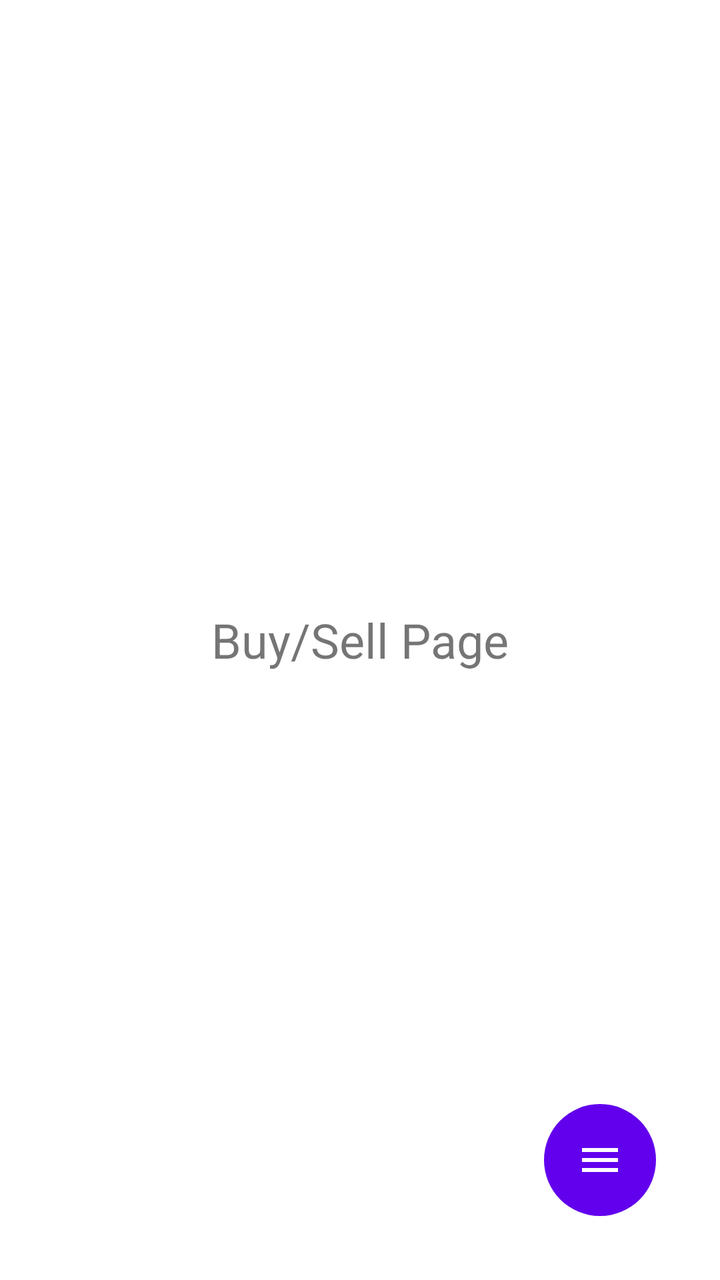
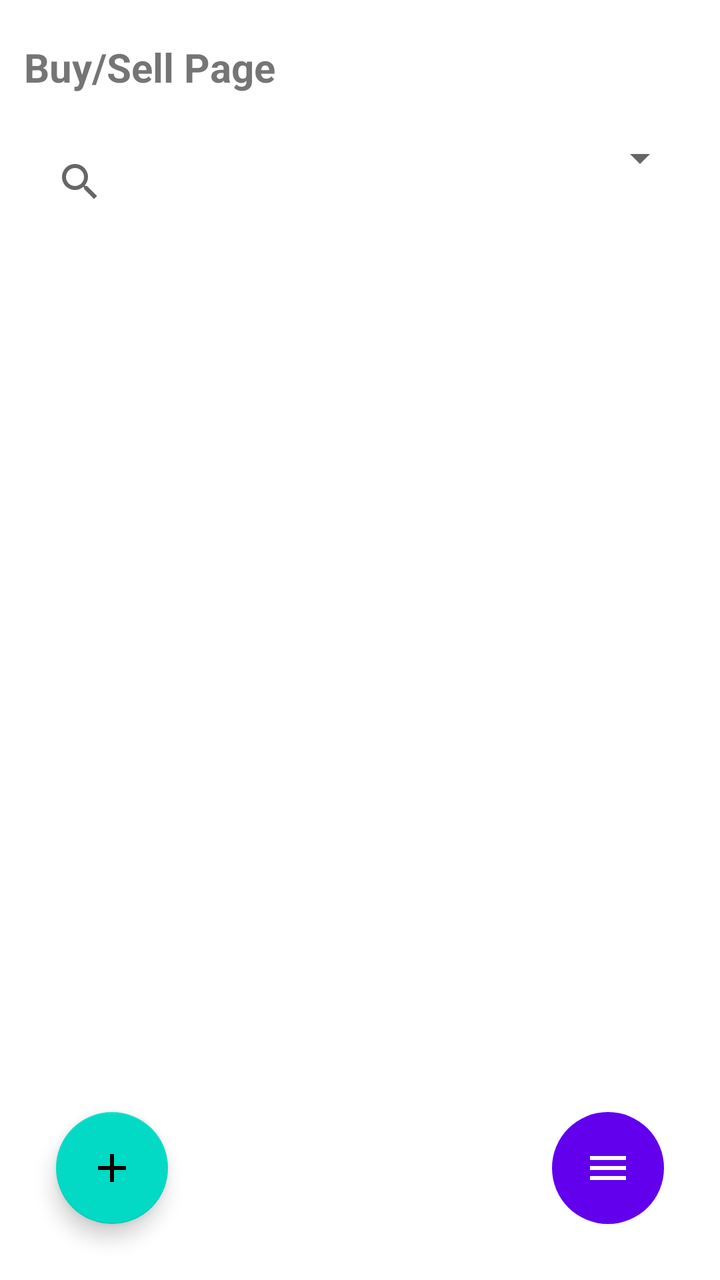

The first picture is an Android layout as it rendered before a commit; the second is the same layout after the commit. The layout source and the unified diff follow.
<!-- AndroidManifest.xml: application theme Theme.VIRE -->
<!-- res/layout/activity_buy_sell.xml -->
<?xml version="1.0" encoding="utf-8"?>
<RelativeLayout xmlns:android="http://schemas.android.com/apk/res/android"
    android:layout_width="match_parent"
    android:layout_height="match_parent"
    android:padding="16dp">

    
    <LinearLayout
        android:layout_width="match_parent"
        android:layout_height="match_parent"
        android:orientation="vertical"
        android:gravity="center">

        <TextView
            android:id="@+id/buySellText"
            android:layout_width="wrap_content"
            android:layout_height="wrap_content"
            android:text="Buy/Sell Page"
            android:textSize="24sp"/>
    </LinearLayout>

    
    <ImageButton
        android:id="@+id/hamburgerButton"
        android:layout_width="56dp"
        android:layout_height="56dp"
        android:layout_alignParentBottom="true"
        android:layout_alignParentEnd="true"
        android:layout_margin="16dp"
        android:background="@drawable/circle_bg"
        android:src="@drawable/ic_menu_hamburger"
        android:contentDescription="Menu"
        android:tint="@android:color/white" />
</RelativeLayout>
<!-- resources referenced by this layout -->
<resources>
  <!-- drawable circle_bg (drawable) -->
  <?xml version="1.0" encoding="utf-8"?>
  
  <shape xmlns:android="http://schemas.android.com/apk/res/android"
      android:shape="oval">
      <solid android:color="#6200EE"/> 
      <size android:width="56dp" android:height="56dp"/>
  </shape>
  <!-- drawable ic_menu_hamburger (drawable) -->
  <?xml version="1.0" encoding="utf-8"?>
  <vector xmlns:android="http://schemas.android.com/apk/res/android"
      android:width="24dp"
      android:height="24dp"
      android:viewportWidth="24"
      android:viewportHeight="24">
      <path
          android:fillColor="#000000"
          android:pathData="M3,6h18v2H3V6zM3,11h18v2H3v-2zM3,16h18v2H3v-2z"/>
  </vector>
  <style name="Theme.VIRE" parent="Theme.MaterialComponents.DayNight.NoActionBar">
          
          <item name="colorPrimary">#6200EE</item>  
          <item name="colorPrimaryVariant">#3700B3</item>
          <item name="colorOnPrimary">#FFFFFF</item>
          
          <item name="colorSecondary">#03DAC5</item>
          <item name="colorSecondaryVariant">#018786</item>
          <item name="colorOnSecondary">#000000</item>
      </style>
</resources>

<!-- the commit's change to res/layout/activity_buy_sell.xml (unified diff, before → after) -->
@@ -1,23 +1,88 @@
 <?xml version="1.0" encoding="utf-8"?>
 <RelativeLayout xmlns:android="http://schemas.android.com/apk/res/android"
+    xmlns:tools="http://schemas.android.com/tools"
+    android:id="@+id/buysell_root"
     android:layout_width="match_parent"
     android:layout_height="match_parent"
-    android:padding="16dp">
+    android:padding="12dp"
+    tools:context=".BuySellActivity">
 
     
     <LinearLayout
+        android:id="@+id/headerRow"
         android:layout_width="match_parent"
-        android:layout_height="match_parent"
-        android:orientation="vertical"
-        android:gravity="center">
+        android:layout_height="wrap_content"
+        android:orientation="horizontal"
+        android:gravity="center_vertical"
+        android:paddingTop="8dp"
+        android:paddingBottom="8dp">
 
         <TextView
             android:id="@+id/buySellText"
+            android:layout_width="0dp"
+            android:layout_height="wrap_content"
+            android:layout_weight="1"
+            android:text="Buy/Sell Page"
+            android:textSize="20sp"
+            android:textStyle="bold" />
+    </LinearLayout>
+
+    
+    <LinearLayout
+        android:id="@+id/rowFilters"
+        android:layout_below="@id/headerRow"
+        android:layout_marginTop="8dp"
+        android:layout_width="match_parent"
+        android:layout_height="wrap_content"
+        android:orientation="horizontal"
+        android:padding="4dp">
+
+        <SearchView
+            android:id="@+id/searchViewMarketplace"
+            android:layout_weight="1"
+            android:layout_width="0dp"
+            android:layout_height="wrap_content"
+            android:queryHint="Search listings" />
+
+        <Spinner
+            android:id="@+id/spinnerCategory"
             android:layout_width="wrap_content"
             android:layout_height="wrap_content"
-            android:text="Buy/Sell Page"
-            android:textSize="24sp"/>
+            android:layout_marginStart="8dp" />
     </LinearLayout>
+
+    
+    <TextView
+        android:id="@+id/emptyText"
+        android:layout_below="@id/rowFilters"
+        android:layout_centerHorizontal="true"
+        android:text="No listings yet."
+        android:visibility="gone"
+        android:padding="16dp"
+        android:layout_width="wrap_content"
+        android:layout_height="wrap_content"/>
+
+    
+    <androidx.recyclerview.widget.RecyclerView
+        android:id="@+id/recyclerMarketplace"
+        android:layout_below="@id/rowFilters"
+        android:layout_above="@+id/fabAddListing"
+        android:layout_marginTop="8dp"
+        android:layout_width="match_parent"
+        android:layout_height="match_parent"
+        android:padding="4dp" />
+
+    
+    <com.google.android.material.floatingactionbutton.FloatingActionButton
+        android:id="@+id/fabAddListing"
+        android:layout_alignParentBottom="true"
+        android:layout_alignParentStart="true"
+        android:layout_marginStart="16dp"
+        android:layout_marginBottom="16dp"
+        android:src="@drawable/ic_add"
+        android:contentDescription="Add listing"
+        android:layout_width="wrap_content"
+        android:layout_height="wrap_content" />
 
     
     <ImageButton
@@ -31,4 +96,5 @@
         android:src="@drawable/ic_menu_hamburger"
         android:contentDescription="Menu"
         android:tint="@android:color/white" />
+
 </RelativeLayout>
<!-- resource entries referenced after the edit -->
@@ -8,6 +8,17 @@
       <solid android:color="#6200EE"/> 
       <size android:width="56dp" android:height="56dp"/>
   </shape>
+  <!-- drawable ic_add (drawable) -->
+  <?xml version="1.0" encoding="utf-8"?>
+  <vector xmlns:android="http://schemas.android.com/apk/res/android"
+      android:width="24dp"
+      android:height="24dp"
+      android:viewportWidth="24"
+      android:viewportHeight="24">
+      <path
+          android:fillColor="#FFFFFF"
+          android:pathData="M19,13h-6v6h-2v-6H5v-2h6V5h2v6h6v2z"/>
+  </vector>
   <!-- drawable ic_menu_hamburger (drawable) -->
   <?xml version="1.0" encoding="utf-8"?>
   <vector xmlns:android="http://schemas.android.com/apk/res/android"
